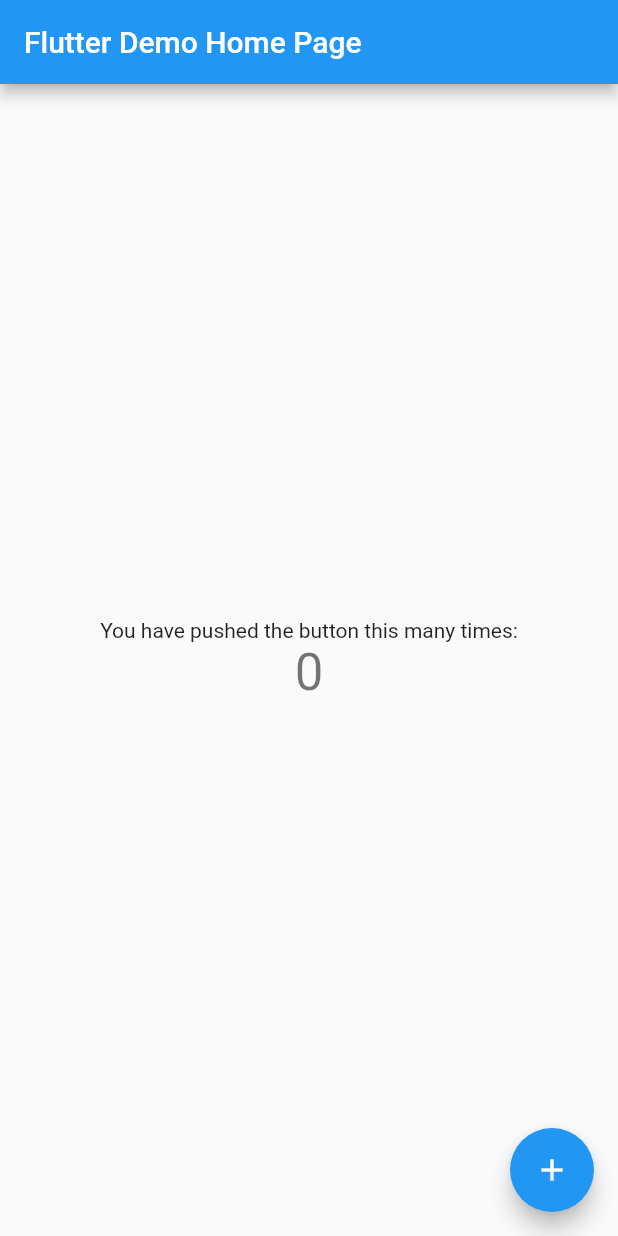
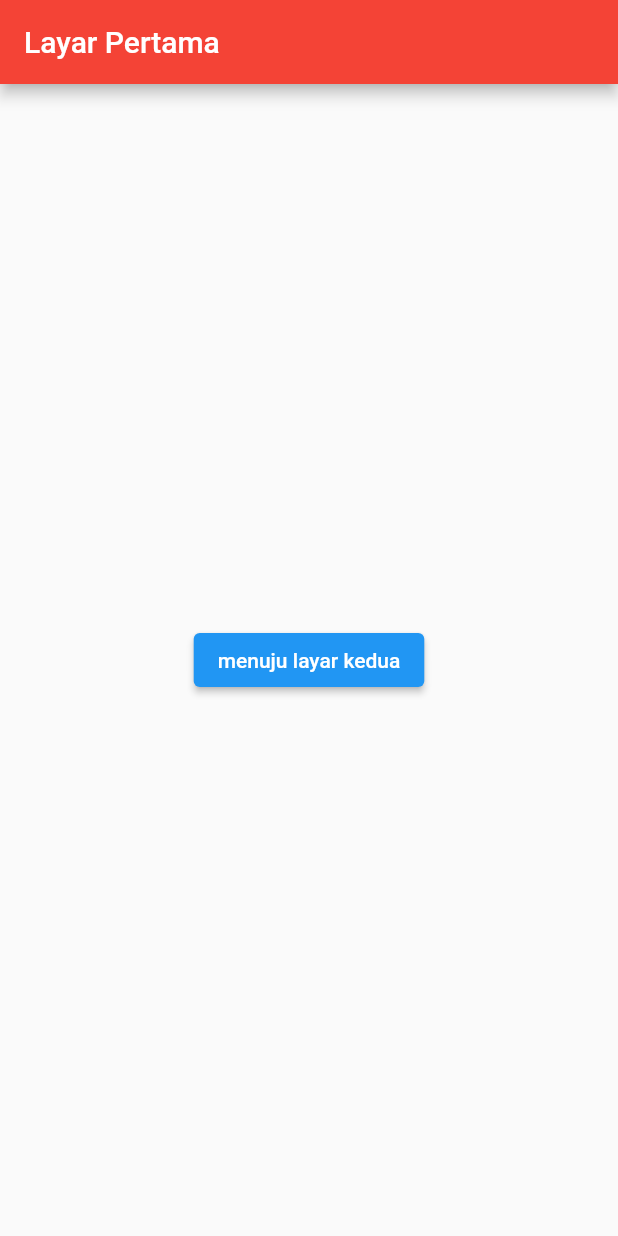
Before and after one commit to ElliciaSerliyawati/PCS_Rabu_Pagi, a Flutter app: the screen it shows after launch, on a phone screen of 412 x 824 dp. Run offline on Flutter 3.47's test engine with Material 2 defaults, Android fonts, the light colour scheme and no system bars.

Commit message:
simple routing

```diff
--- /dev/null
+++ b/belajar_navigasi/lib/firstscreen.dart
@@ -0,0 +1,21 @@
+import 'package:flutter/material.dart';
+
+class FirstScreen extends StatelessWidget {
+  const FirstScreen({super.key});
+
+  @override
+  Widget build(BuildContext context) {
+    return Scaffold(
+      appBar: AppBar(
+        backgroundColor: Colors.red,
+        title: Text('Layar Pertama'),
+      ),
+      body: Center(
+        child: ElevatedButton(
+          onPressed: (){},
+          child: Text('menuju layar kedua'),
+           ),
+        ),
+    );
+  }
+}
--- a/belajar_navigasi/lib/main.dart
+++ b/belajar_navigasi/lib/main.dart
@@ -1,4 +1,5 @@
 import 'package:flutter/material.dart';
+import 'package:belajar_navigasi/firstscreen.dart';
 
 void main() {
   runApp(const MyApp());
@@ -7,109 +8,11 @@
 class MyApp extends StatelessWidget {
   const MyApp({super.key});
 
-  // This widget is the root of your application.
   @override
   Widget build(BuildContext context) {
-    return MaterialApp(
-      title: 'Flutter Demo',
-      theme: ThemeData(
-        // This is the theme of your application.
-        //
-        // Try running your application with "flutter run". You'll see the
-        // application has a blue toolbar. Then, without quitting the app, try
-        // changing the primarySwatch below to Colors.green and then invoke
-        // "hot reload" (press "r" in the console where you ran "flutter run",
-        // or simply save your changes to "hot reload" in a Flutter IDE).
-        // Notice that the counter didn't reset back to zero; the application
-        // is not restarted.
-        primarySwatch: Colors.blue,
-      ),
-      home: const MyHomePage(title: 'Flutter Demo Home Page'),
+    return const MaterialApp(
+      debugShowCheckedModeBanner: false,
+      home: FirstScreen(),
     );
   }
 }
-
-class MyHomePage extends StatefulWidget {
-  const MyHomePage({super.key, required this.title});
-
-  // This widget is the home page of your application. It is stateful, meaning
-  // that it has a State object (defined below) that contains fields that affect
-  // how it looks.
-
-  // This class is the configuration for the state. It holds the values (in this
-  // case the title) provided by the parent (in this case the App widget) and
-  // used by the build method of the State. Fields in a Widget subclass are
-  // always marked "final".
-
-  final String title;
-
-  @override
-  State<MyHomePage> createState() => _MyHomePageState();
-}
-
-class _MyHomePageState extends State<MyHomePage> {
-  int _counter = 0;
-
-  void _incrementCounter() {
-    setState(() {
-      // This call to setState tells the Flutter framework that something has
-      // changed in this State, which causes it to rerun the build method below
-      // so that the display can reflect the updated values. If we changed
-      // _counter without calling setState(), then the build method would not be
-      // called again, and so nothing would appear to happen.
-      _counter++;
-    });
-  }
-
-  @override
-  Widget build(BuildContext context) {
-    // This method is rerun every time setState is called, for instance as done
-    // by the _incrementCounter method above.
-    //
-    // The Flutter framework has been optimized to make rerunning build methods
-    // fast, so that you can just rebuild anything that needs updating rather
-    // than having to individually change instances of widgets.
-    return Scaffold(
-      appBar: AppBar(
-        // Here we take the value from the MyHomePage object that was created by
-        // the App.build method, and use it to set our appbar title.
-        title: Text(widget.title),
-      ),
-      body: Center(
-        // Center is a layout widget. It takes a single child and positions it
-        // in the middle of the parent.
-        child: Column(
-          // Column is also a layout widget. It takes a list of children and
-          // arranges them vertically. By default, it sizes itself to fit its
-          // children horizontally, and tries to be as tall as its parent.
-          //
-          // Invoke "debug painting" (press "p" in the console, choose the
-          // "Toggle Debug Paint" action from the Flutter Inspector in Android
-          // Studio, or the "Toggle Debug Paint" command in Visual Studio Code)
-          // to see the wireframe for each widget.
-          //
-          // Column has various properties to control how it sizes itself and
-          // how it positions its children. Here we use mainAxisAlignment to
-          // center the children vertically; the main axis here is the vertical
-          // axis because Columns are vertical (the cross axis would be
-          // horizontal).
-          mainAxisAlignment: MainAxisAlignment.center,
-          children: <Widget>[
-            const Text(
-              'You have pushed the button this many times:',
-            ),
-            Text(
-              '$_counter',
-              style: Theme.of(context).textTheme.headline4,
-            ),
-          ],
-        ),
-      ),
-      floatingActionButton: FloatingActionButton(
-        onPressed: _incrementCounter,
-        tooltip: 'Increment',
-        child: const Icon(Icons.add),
-      ), // This trailing comma makes auto-formatting nicer for build methods.
-    );
-  }
-}
```
Also changed, not shown: belajar_navigasi/lib/secondscreen.dart (added, +21 -0 lines).
